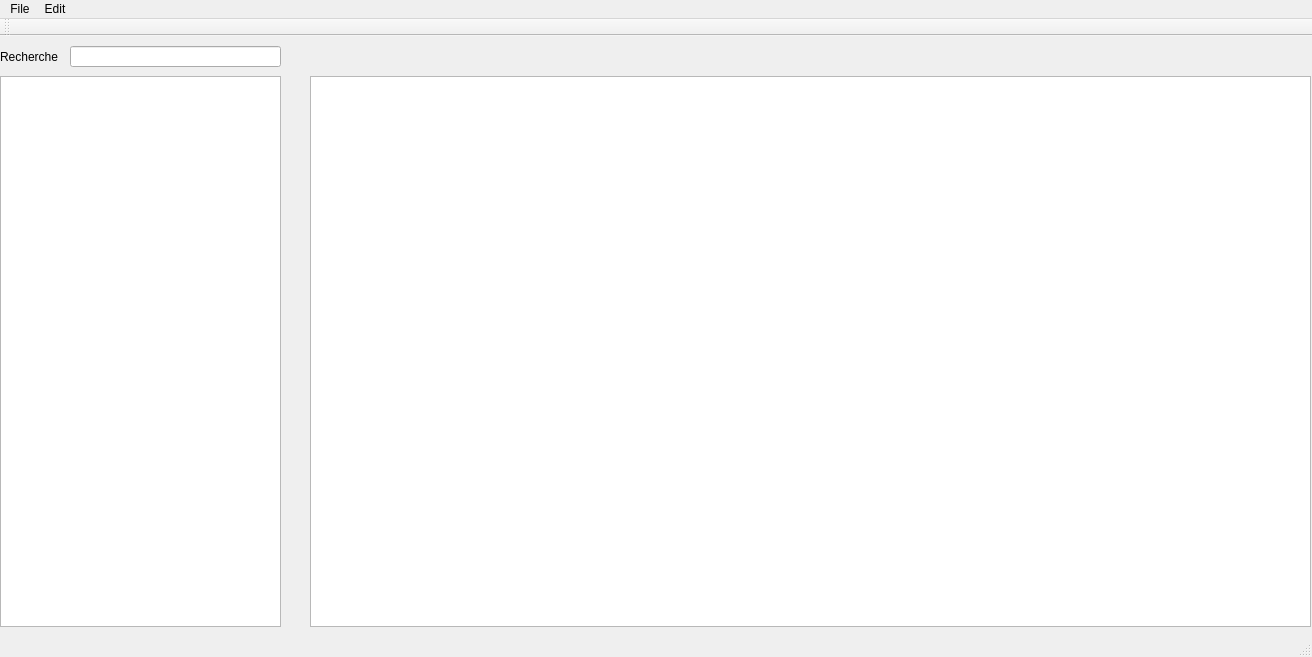
The window that LOA/Project_LOA/mainwindow.ui (lucas971/LOA_QT) describes before a commit, drawn with Qt 5.
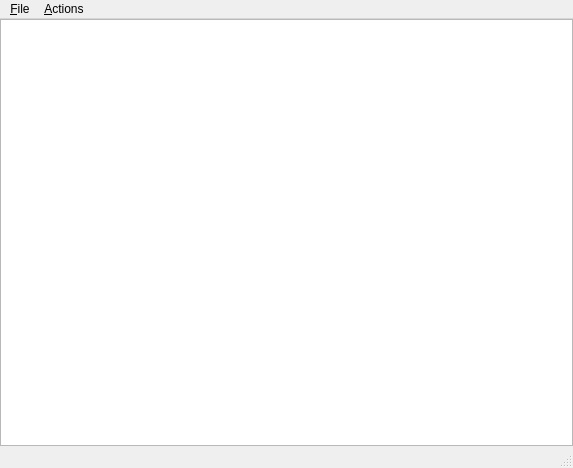
The same window after the commit.

Commit message: TreeView fonctionnelle

Patch:
```diff
--- a/LOA/Project_LOA/mainwindow.ui
+++ b/LOA/Project_LOA/mainwindow.ui
@@ -1,96 +1,121 @@
 <?xml version="1.0" encoding="UTF-8"?>
 <ui version="4.0">
  <class>MainWindow</class>
- <widget class="QMainWindow" name="MainWindow">
-  <property name="geometry">
+ <widget class="QMainWindow" name="MainWindow" >
+  <property name="geometry" >
    <rect>
     <x>0</x>
     <y>0</y>
-    <width>1312</width>
-    <height>657</height>
+    <width>573</width>
+    <height>468</height>
    </rect>
   </property>
   <property name="windowTitle">
    <string>MainWindow</string>
   </property>
-  <widget class="QWidget" name="centralWidget">
-   <widget class="QTreeView" name="treeView">
-    <property name="geometry">
-     <rect>
-      <x>0</x>
-      <y>40</y>
-      <width>281</width>
-      <height>551</height>
-     </rect>
+  <widget class="QWidget" name="centralwidget" >
+   <layout class="QVBoxLayout" >
+    <property name="margin" >
+     <number>0</number>
     </property>
-   </widget>
-   <widget class="QLineEdit" name="lineEdit">
-    <property name="geometry">
-     <rect>
-      <x>70</x>
-      <y>10</y>
-      <width>211</width>
-      <height>21</height>
-     </rect>
+    <property name="spacing" >
+     <number>0</number>
     </property>
-   </widget>
-   <widget class="QLabel" name="label">
-    <property name="geometry">
-     <rect>
-      <x>0</x>
-      <y>10</y>
-      <width>61</width>
-      <height>21</height>
-     </rect>
-    </property>
-    <property name="text">
-     <string>Recherche</string>
-    </property>
-   </widget>
-   <widget class="QGraphicsView" name="graphicsView">
-    <property name="geometry">
-     <rect>
-      <x>310</x>
-      <y>40</y>
-      <width>1001</width>
-      <height>551</height>
-     </rect>
-    </property>
-   </widget>
+    <item>
+     <widget class="QTreeView" name="view" >
+      <property name="alternatingRowColors" >
+       <bool>true</bool>
+      </property>
+      <property name="selectionBehavior" >
+       <enum>QAbstractItemView::SelectItems</enum>
+      </property>
+      <property name="horizontalScrollMode" >
+       <enum>QAbstractItemView::ScrollPerPixel</enum>
+      </property>
+      <property name="animated" >
+       <bool>false</bool>
+      </property>
+      <property name="allColumnsShowFocus" >
+       <bool>true</bool>
+      </property>
+     </widget>
+    </item>
+   </layout>
   </widget>
-  <widget class="QMenuBar" name="menuBar">
-   <property name="geometry">
+  <widget class="QMenuBar" name="menubar" >
+   <property name="geometry" >
     <rect>
      <x>0</x>
      <y>0</y>
-     <width>1312</width>
-     <height>26</height>
+     <width>573</width>
+     <height>31</height>
     </rect>
    </property>
-   <widget class="QMenu" name="menuGestionnaire_de_tournoi">
-    <property name="title">
-     <string>File</string>
+   <widget class="QMenu" name="fileMenu" >
+    <property name="title" >
+     <string>&amp;File</string>
     </property>
    </widget>
-   <widget class="QMenu" name="menuEdit">
-    <property name="title">
-     <string>Edit</string>
+   <widget class="QMenu" name="actionsMenu" >
+    <property name="title" >
+     <string>&amp;Actions</string>
     </property>
    </widget>
-   <addaction name="menuGestionnaire_de_tournoi"/>
-   <addaction name="menuEdit"/>
+   <addaction name="fileMenu" />
+   <addaction name="actionsMenu" />
   </widget>
-  <widget class="QToolBar" name="mainToolBar">
-   <attribute name="toolBarArea">
-    <enum>TopToolBarArea</enum>
-   </attribute>
-   <attribute name="toolBarBreak">
-    <bool>false</bool>
-   </attribute>
-  </widget>
-  <widget class="QStatusBar" name="statusBar"/>
+  <widget class="QStatusBar" name="statusbar" />
+  <action name="exitAction" >
+   <property name="text" >
+    <string>E&amp;xit</string>
+   </property>
+   <property name="shortcut" >
+    <string>Ctrl+Q</string>
+   </property>
+  </action>
+  <action name="insertRowAction" >
+   <property name="text" >
+    <string>Insert Row</string>
+   </property>
+   <property name="shortcut" >
+    <string>Ctrl+I, R</string>
+   </property>
+  </action>
+  <action name="removeRowAction" >
+   <property name="text" >
+    <string>Remove Row</string>
+   </property>
+   <property name="shortcut" >
+    <string>Ctrl+R, R</string>
+   </property>
+  </action>
+  <action name="insertColumnAction" >
+   <property name="text" >
+    <string>Insert Column</string>
+   </property>
+   <property name="shortcut" >
+    <string>Ctrl+I, C</string>
+   </property>
+  </action>
+  <action name="removeColumnAction" >
+   <property name="text" >
+    <string>Remove Column</string>
+   </property>
+   <property name="shortcut" >
+    <string>Ctrl+R, C</string>
+   </property>
+  </action>
+  <action name="insertChildAction" >
+   <property name="text" >
+    <string>Insert Child</string>
+   </property>
+   <property name="shortcut" >
+    <string>Ctrl+N</string>
+   </property>
+  </action>
  </widget>
- <layoutdefault spacing="6" margin="11"/>
- <resources/>
+ <resources>
+  <include location="editabletreemodel.qrc" />
+ </resources>
  <connections/>
 </ui>
```
Left out of the diff: 15 changed lines with no effect on the pictures. The commit also changes 35 other files.
